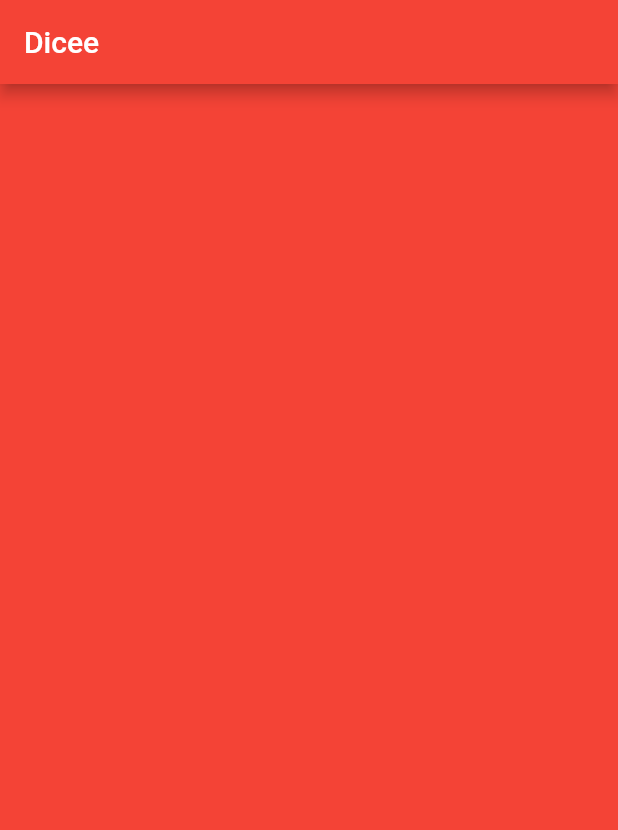
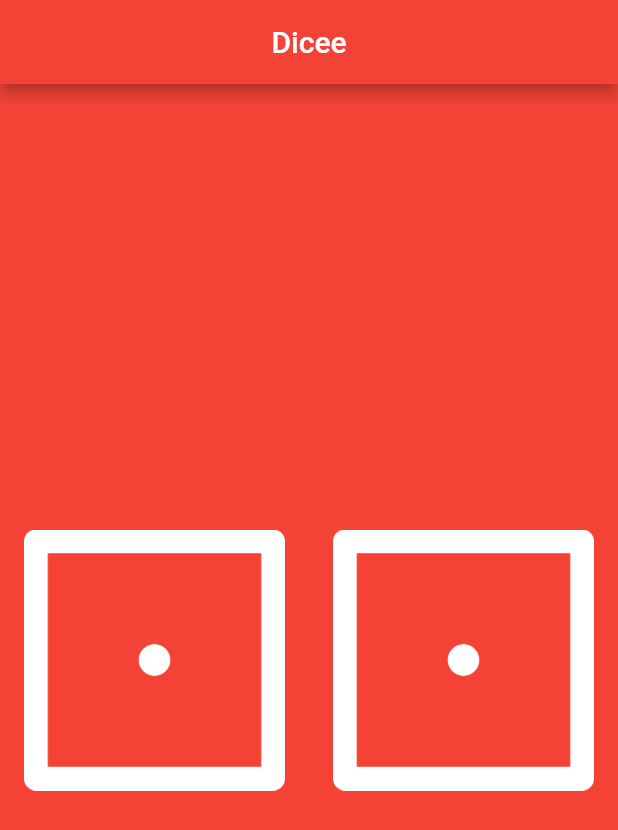
Before and after one commit to takeny1998/flutter-development-bootcamp, a Flutter app: the screen it shows after launch, on a phone screen of 412 x 824 dp. Shown: the top 830 px of the screen. Run offline on Flutter 3.47's test engine with Material 2 defaults, Android fonts, the light colour scheme and no system bars.

Commit message:
Compelete Section 7

```diff
--- a/dicee-flutter/lib/main.dart
+++ b/dicee-flutter/lib/main.dart
@@ -1,4 +1,5 @@
 import 'package:flutter/material.dart';
+import 'dart:math';
 
 void main() {
   return runApp(
@@ -6,7 +7,7 @@ void main() {
       home: Scaffold(
         backgroundColor: Colors.red,
         appBar: AppBar(
-          title: Text('Dicee'),
+          title: Center(child: Text('Dicee')),
           backgroundColor: Colors.red,
         ),
         body: DicePage(),
@@ -15,9 +16,53 @@ void main() {
   );
 }
 
-class DicePage extends StatelessWidget {
+class DicePage extends StatefulWidget {
+  @override
+  _DicePageState createState() => _DicePageState();
+}
+
+class _DicePageState extends State<DicePage> {
+  int leftDiceNumber = 1;
+  int rightDiceNumber = 1;
+
   @override
   Widget build(BuildContext context) {
-    return Container();
+    return Center(
+      child: Row(
+        children: [
+          Expanded(
+            child: Padding(
+              padding: const EdgeInsets.all(8.0),
+              child: TextButton(
+                  onPressed: () {
+                    setState(() {
+                      rollDice();
+                    });
+                  },
+                  child: Image.asset('images/dice$leftDiceNumber.png')),
+            ),
+          ),
+          Expanded(
+            child: Padding(
+              padding: const EdgeInsets.all(8.0),
+              child: TextButton(
+                  onPressed: () {
+                    setState(() {
+                      rollDice();
+                    });
+                  },
+                  child: Image.asset('images/dice$rightDiceNumber.png')),
+            ),
+          ),
+        ],
+      ),
+    );
+  }
+
+
+
+  void rollDice() {
+    leftDiceNumber = Random().nextInt(6) + 1;
+    rightDiceNumber = Random().nextInt(6) + 1;
   }
 }
```
Also changed, not shown: 1 other file.
